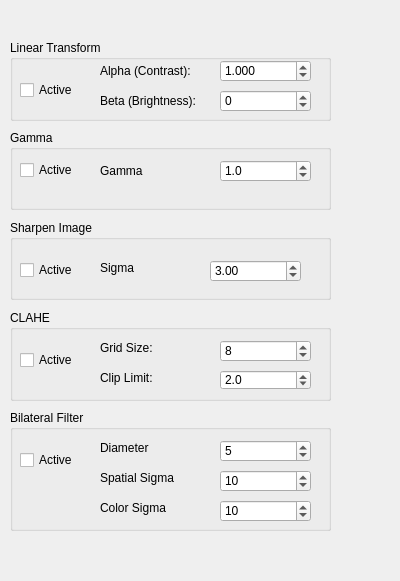
Qt form src/WhiskerToolbox/Image_Processing_Widget/Image_Processing_Widget.ui (paulmthompson/WhiskerToolbox) before a commit.
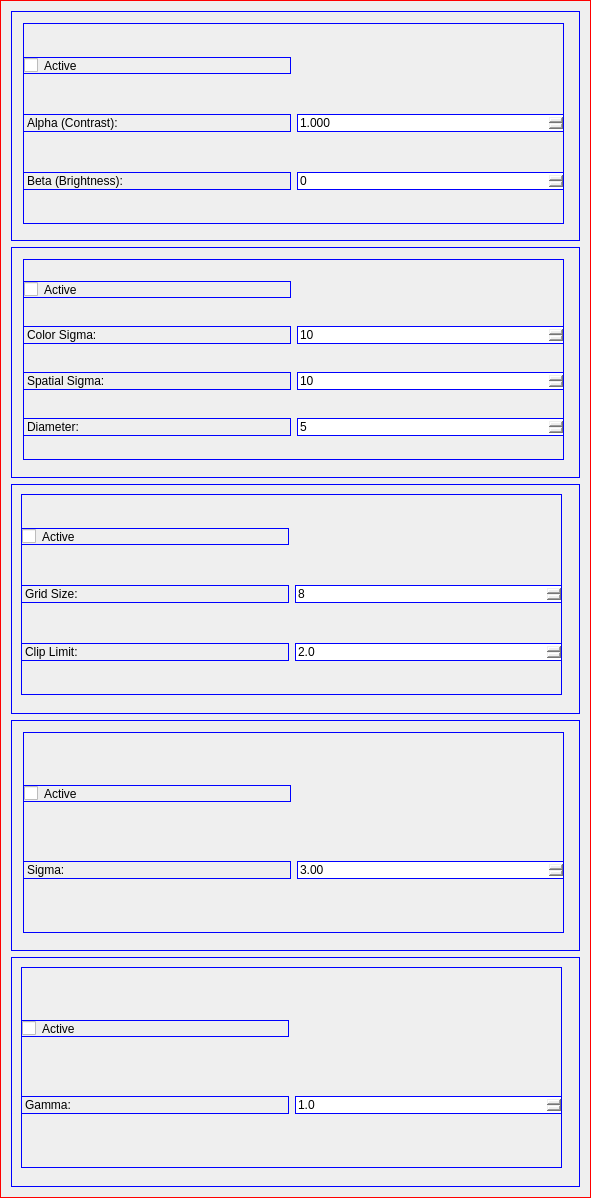
The same form after that commit. Custom widgets are drawn as their Qt base class.

Commit message: incorporating section into image processing widget

The edit to the form file:
```diff
--- a/src/WhiskerToolbox/Image_Processing_Widget/Image_Processing_Widget.ui
+++ b/src/WhiskerToolbox/Image_Processing_Widget/Image_Processing_Widget.ui
@@ -6,60 +6,104 @@
    <rect>
     <x>0</x>
     <y>0</y>
+    <width>591</width>
+    <height>1198</height>
+   </rect>
+  </property>
+  <property name="sizePolicy">
+   <sizepolicy hsizetype="Preferred" vsizetype="Preferred">
+    <horstretch>0</horstretch>
+    <verstretch>1</verstretch>
+   </sizepolicy>
+  </property>
+  <property name="minimumSize">
+   <size>
     <width>400</width>
-    <height>581</height>
-   </rect>
+    <height>675</height>
+   </size>
   </property>
   <property name="windowTitle">
    <string>Form</string>
   </property>
-  <widget class="QGroupBox" name="lin_trans_box">
+  <property name="styleSheet">
+   <string notr="true">border: 1px solid red</string>
+  </property>
+  <layout class="QVBoxLayout" name="verticalLayout" stretch="0,0,0,0,0">
+   <property name="spacing">
+    <number>-1</number>
+   </property>
+   <property name="sizeConstraint">
+    <enum>QLayout::SetMaximumSize</enum>
+   </property>
+   <item>
+    <widget class="Section" name="lin_trans_box" native="true">
+     <property name="enabled">
+      <bool>true</bool>
+     </property>
+     <property name="sizePolicy">
+      <sizepolicy hsizetype="Expanding" vsizetype="Expanding">
+       <horstretch>1</horstretch>
+       <verstretch>1</verstretch>
+      </sizepolicy>
+     </property>
+     <property name="minimumSize">
+      <size>
+       <width>0</width>
+       <height>100</height>
+      </size>
+     </property>
+     <property name="styleSheet">
+      <string notr="true">border: 1px solid blue;</string>
+     </property>
+     <widget class="QWidget" name="lin_trans_wrap" native="true">
    <property name="geometry">
     <rect>
-     <x>10</x>
-     <y>40</y>
-     <width>321</width>
-     <height>81</height>
-    </rect>
-   </property>
-   <property name="title">
-    <string>Linear Transform</string>
-   </property>
+        <x>12</x>
+        <y>12</y>
+        <width>541</width>
+        <height>201</height>
+       </rect>
+      </property>
+      <property name="sizePolicy">
+       <sizepolicy hsizetype="Expanding" vsizetype="Preferred">
+        <horstretch>0</horstretch>
+        <verstretch>0</verstretch>
+       </sizepolicy>
+      </property>
+      <layout class="QGridLayout" name="gridLayout_2">
+       <item row="1" column="0">
    <widget class="QLabel" name="alpha_label">
-    <property name="geometry">
-     <rect>
-      <x>90</x>
-      <y>20</y>
-      <width>111</width>
-      <height>21</height>
-     </rect>
-    </property>
     <property name="text">
      <string>Alpha (Contrast):</string>
     </property>
    </widget>
+       </item>
+       <item row="0" column="0">
+        <widget class="QCheckBox" name="contrast_checkbox">
+         <property name="text">
+          <string>Active</string>
+         </property>
+        </widget>
+       </item>
+       <item row="3" column="0">
    <widget class="QLabel" name="beta_label">
-    <property name="geometry">
-     <rect>
-      <x>90</x>
-      <y>50</y>
-      <width>121</width>
-      <height>21</height>
-     </rect>
-    </property>
     <property name="text">
      <string>Beta (Brightness):</string>
     </property>
    </widget>
+       </item>
+       <item row="3" column="1">
+        <widget class="QSpinBox" name="beta_spinbox">
+         <property name="minimum">
+          <number>-100000</number>
+         </property>
+         <property name="maximum">
+          <number>100000</number>
+         </property>
+        </widget>
+       </item>
+       <item row="1" column="1">
    <widget class="QDoubleSpinBox" name="alpha_dspinbox">
-    <property name="geometry">
-     <rect>
-      <x>210</x>
-      <y>20</y>
-      <width>91</width>
-      <height>22</height>
-     </rect>
-    </property>
     <property name="decimals">
      <number>3</number>
     </property>
@@ -76,141 +120,158 @@
      <double>1.000000000000000</double>
     </property>
    </widget>
-   <widget class="QSpinBox" name="beta_spinbox">
+       </item>
+      </layout>
+     </widget>
+    </widget>
+   </item>
+   <item>
+    <widget class="Section" name="bilateral_filter_box" native="true">
+     <property name="enabled">
+      <bool>true</bool>
+     </property>
+     <property name="sizePolicy">
+      <sizepolicy hsizetype="Expanding" vsizetype="Expanding">
+       <horstretch>1</horstretch>
+       <verstretch>1</verstretch>
+      </sizepolicy>
+     </property>
+     <property name="minimumSize">
+      <size>
+       <width>0</width>
+       <height>101</height>
+      </size>
+     </property>
+     <property name="styleSheet">
+      <string notr="true">border: 1px solid blue;</string>
+     </property>
+     <widget class="QWidget" name="bilateral_filter_wrap" native="true">
     <property name="geometry">
      <rect>
-      <x>210</x>
-      <y>50</y>
-      <width>91</width>
-      <height>22</height>
-     </rect>
-    </property>
-    <property name="minimum">
-     <number>-100000</number>
-    </property>
-    <property name="maximum">
-     <number>100000</number>
-    </property>
-   </widget>
-   <widget class="QCheckBox" name="contrast_checkbox">
-    <property name="geometry">
-     <rect>
-      <x>10</x>
-      <y>40</y>
-      <width>76</width>
-      <height>20</height>
-     </rect>
-    </property>
+        <x>12</x>
+        <y>12</y>
+        <width>541</width>
+        <height>201</height>
+       </rect>
+      </property>
+      <property name="sizePolicy">
+       <sizepolicy hsizetype="Expanding" vsizetype="Preferred">
+        <horstretch>0</horstretch>
+        <verstretch>0</verstretch>
+       </sizepolicy>
+      </property>
+      <layout class="QGridLayout" name="gridLayout">
+       <item row="1" column="0">
+        <widget class="QLabel" name="label_6">
+         <property name="text">
+          <string>Color Sigma:</string>
+         </property>
+        </widget>
+       </item>
+       <item row="2" column="0">
+        <widget class="QLabel" name="label_5">
+         <property name="text">
+          <string>Spatial Sigma:</string>
+         </property>
+        </widget>
+       </item>
+       <item row="0" column="0">
+        <widget class="QCheckBox" name="bilateral_checkbox">
     <property name="text">
      <string>Active</string>
     </property>
    </widget>
-  </widget>
-  <widget class="QGroupBox" name="sharpen_box">
-   <property name="geometry">
-    <rect>
-     <x>10</x>
-     <y>220</y>
-     <width>321</width>
-     <height>80</height>
-    </rect>
-   </property>
-   <property name="title">
-    <string>Sharpen Image</string>
-   </property>
-   <widget class="QDoubleSpinBox" name="sharpen_spinbox">
-    <property name="geometry">
-     <rect>
-      <x>200</x>
-      <y>40</y>
-      <width>91</width>
-      <height>22</height>
-     </rect>
-    </property>
-    <property name="minimum">
-     <double>1.000000000000000</double>
-    </property>
-    <property name="maximum">
-     <double>50.000000000000000</double>
-    </property>
+       </item>
+       <item row="3" column="0">
+        <widget class="QLabel" name="label_4">
+         <property name="text">
+          <string>Diameter:</string>
+         </property>
+        </widget>
+       </item>
+       <item row="2" column="1">
+        <widget class="QDoubleSpinBox" name="bilateral_spatial_spinbox">
+         <property name="decimals">
+          <number>0</number>
+         </property>
+         <property name="value">
+          <double>10.000000000000000</double>
+         </property>
+        </widget>
+       </item>
+       <item row="3" column="1">
+        <widget class="QSpinBox" name="bilateral_d_spinbox">
+         <property name="value">
+          <number>5</number>
+         </property>
+        </widget>
+       </item>
+       <item row="1" column="1">
+        <widget class="QDoubleSpinBox" name="bilateral_color_spinbox">
+         <property name="decimals">
+          <number>0</number>
+         </property>
     <property name="value">
-     <double>3.000000000000000</double>
-    </property>
-   </widget>
-   <widget class="QLabel" name="label">
-    <property name="geometry">
-     <rect>
-      <x>90</x>
-      <y>40</y>
-      <width>49</width>
-      <height>16</height>
-     </rect>
-    </property>
-    <property name="text">
-     <string>Sigma</string>
-    </property>
-   </widget>
-   <widget class="QCheckBox" name="sharpen_checkbox">
+          <double>10.000000000000000</double>
+         </property>
+        </widget>
+       </item>
+      </layout>
+     </widget>
+    </widget>
+   </item>
+   <item>
+    <widget class="Section" name="clahe_box" native="true">
+     <property name="sizePolicy">
+      <sizepolicy hsizetype="Expanding" vsizetype="Expanding">
+       <horstretch>1</horstretch>
+       <verstretch>1</verstretch>
+      </sizepolicy>
+     </property>
+     <property name="minimumSize">
+      <size>
+       <width>0</width>
+       <height>100</height>
+      </size>
+     </property>
+     <property name="autoFillBackground">
+      <bool>false</bool>
+     </property>
+     <property name="styleSheet">
+      <string notr="true">border: 1px solid blue;</string>
+     </property>
+     <widget class="QWidget" name="clahe_wrap" native="true">
     <property name="geometry">
      <rect>
       <x>10</x>
-      <y>40</y>
-      <width>76</width>
-      <height>20</height>
-     </rect>
-    </property>
+        <y>10</y>
+        <width>541</width>
+        <height>201</height>
+       </rect>
+      </property>
+      <property name="sizePolicy">
+       <sizepolicy hsizetype="Expanding" vsizetype="Preferred">
+        <horstretch>0</horstretch>
+        <verstretch>0</verstretch>
+       </sizepolicy>
+      </property>
+      <layout class="QGridLayout" name="gridLayout_3">
+       <item row="0" column="0">
+        <widget class="QCheckBox" name="clahe_checkbox">
     <property name="text">
      <string>Active</string>
     </property>
    </widget>
-  </widget>
-  <widget class="QGroupBox" name="clahe_box">
-   <property name="geometry">
-    <rect>
-     <x>10</x>
-     <y>310</y>
-     <width>321</width>
-     <height>91</height>
-    </rect>
-   </property>
-   <property name="title">
-    <string>CLAHE</string>
-   </property>
+       </item>
+       <item row="1" column="0">
    <widget class="QLabel" name="label_2">
-    <property name="geometry">
-     <rect>
-      <x>90</x>
-      <y>30</y>
-      <width>61</width>
-      <height>16</height>
-     </rect>
-    </property>
     <property name="text">
      <string>Grid Size:</string>
     </property>
    </widget>
-   <widget class="QLabel" name="label_3">
-    <property name="geometry">
-     <rect>
-      <x>90</x>
-      <y>60</y>
-      <width>71</width>
-      <height>16</height>
-     </rect>
-    </property>
-    <property name="text">
-     <string>Clip Limit:</string>
-    </property>
-   </widget>
+       </item>
+       <item row="2" column="1">
    <widget class="QDoubleSpinBox" name="clahe_clip_spinbox">
-    <property name="geometry">
-     <rect>
-      <x>210</x>
-      <y>60</y>
-      <width>91</width>
-      <height>20</height>
-     </rect>
-    </property>
     <property name="decimals">
      <number>1</number>
     </property>
@@ -218,208 +279,169 @@
      <double>2.000000000000000</double>
     </property>
    </widget>
+       </item>
+       <item row="1" column="1">
    <widget class="QSpinBox" name="clahe_grid_spinbox">
-    <property name="geometry">
-     <rect>
-      <x>210</x>
-      <y>30</y>
-      <width>91</width>
-      <height>22</height>
-     </rect>
-    </property>
     <property name="value">
      <number>8</number>
     </property>
    </widget>
-   <widget class="QCheckBox" name="clahe_checkbox">
-    <property name="geometry">
-     <rect>
-      <x>10</x>
-      <y>40</y>
-      <width>76</width>
-      <height>20</height>
-     </rect>
-    </property>
+       </item>
+       <item row="2" column="0">
+        <widget class="QLabel" name="label_3">
     <property name="text">
-     <string>Active</string>
-    </property>
-   </widget>
-  </widget>
-  <widget class="QGroupBox" name="bilateral_filter_box">
-   <property name="geometry">
-    <rect>
-     <x>10</x>
-     <y>410</y>
-     <width>321</width>
-     <height>121</height>
-    </rect>
-   </property>
-   <property name="title">
-    <string>Bilateral Filter</string>
-   </property>
-   <widget class="QCheckBox" name="bilateral_checkbox">
-    <property name="geometry">
-     <rect>
-      <x>10</x>
-      <y>40</y>
-      <width>76</width>
-      <height>20</height>
-     </rect>
-    </property>
-    <property name="text">
-     <string>Active</string>
-    </property>
-   </widget>
-   <widget class="QSpinBox" name="bilateral_d_spinbox">
+          <string>Clip Limit:</string>
+         </property>
+        </widget>
+       </item>
+      </layout>
+     </widget>
+    </widget>
+   </item>
+   <item>
+    <widget class="Section" name="sharpen_box" native="true">
+     <property name="sizePolicy">
+      <sizepolicy hsizetype="Expanding" vsizetype="Expanding">
+       <horstretch>1</horstretch>
+       <verstretch>1</verstretch>
+      </sizepolicy>
+     </property>
+     <property name="minimumSize">
+      <size>
+       <width>0</width>
+       <height>100</height>
+      </size>
+     </property>
+     <property name="styleSheet">
+      <string notr="true">border: 1px solid blue;</string>
+     </property>
+     <widget class="QWidget" name="sharpen_wrap" native="true">
     <property name="geometry">
      <rect>
-      <x>210</x>
-      <y>30</y>
-      <width>91</width>
-      <height>22</height>
-     </rect>
-    </property>
-    <property name="value">
-     <number>5</number>
-    </property>
-   </widget>
-   <widget class="QLabel" name="label_4">
-    <property name="geometry">
-     <rect>
-      <x>90</x>
-      <y>30</y>
-      <width>61</width>
-      <height>16</height>
-     </rect>
-    </property>
+        <x>12</x>
+        <y>12</y>
+        <width>541</width>
+        <height>201</height>
+       </rect>
+      </property>
+      <property name="sizePolicy">
+       <sizepolicy hsizetype="Expanding" vsizetype="Preferred">
+        <horstretch>0</horstretch>
+        <verstretch>0</verstretch>
+       </sizepolicy>
+      </property>
+      <layout class="QGridLayout" name="gridLayout_4">
+       <item row="0" column="0">
+        <widget class="QCheckBox" name="sharpen_checkbox">
     <property name="text">
-     <string>Diameter</string>
-    </property>
-   </widget>
-   <widget class="QLabel" name="label_5">
-    <property name="geometry">
-     <rect>
-      <x>90</x>
-      <y>60</y>
-      <width>91</width>
-      <height>16</height>
-     </rect>
-    </property>
+          <string>Active</string>
+         </property>
+        </widget>
+       </item>
+       <item row="1" column="0">
+        <widget class="QLabel" name="label">
     <property name="text">
-     <string>Spatial Sigma</string>
-    </property>
-   </widget>
-   <widget class="QLabel" name="label_6">
-    <property name="geometry">
-     <rect>
-      <x>90</x>
-      <y>90</y>
-      <width>91</width>
-      <height>16</height>
-     </rect>
-    </property>
-    <property name="text">
-     <string>Color Sigma</string>
-    </property>
-   </widget>
-   <widget class="QDoubleSpinBox" name="bilateral_spatial_spinbox">
-    <property name="geometry">
-     <rect>
-      <x>210</x>
-      <y>60</y>
-      <width>91</width>
-      <height>22</height>
-     </rect>
-    </property>
-    <property name="decimals">
-     <number>0</number>
-    </property>
+          <string>Sigma:</string>
+         </property>
+        </widget>
+       </item>
+       <item row="1" column="1">
+        <widget class="QDoubleSpinBox" name="sharpen_spinbox">
+         <property name="minimum">
+          <double>1.000000000000000</double>
+         </property>
+         <property name="maximum">
+          <double>50.000000000000000</double>
+         </property>
     <property name="value">
-     <double>10.000000000000000</double>
-    </property>
-   </widget>
-   <widget class="QDoubleSpinBox" name="bilateral_color_spinbox">
-    <property name="geometry">
-     <rect>
-      <x>210</x>
-      <y>90</y>
-      <width>91</width>
-      <height>22</height>
-     </rect>
-    </property>
-    <property name="decimals">
-     <number>0</number>
-    </property>
-    <property name="value">
-     <double>10.000000000000000</double>
-    </property>
-   </widget>
-  </widget>
-  <widget class="QGroupBox" name="gamma_box">
+          <double>3.000000000000000</double>
+         </property>
+        </widget>
+       </item>
+      </layout>
+     </widget>
+    </widget>
+   </item>
+   <item>
+    <widget class="Section" name="gamma_box" native="true">
+     <property name="sizePolicy">
+      <sizepolicy hsizetype="Expanding" vsizetype="Expanding">
+       <horstretch>1</horstretch>
+       <verstretch>1</verstretch>
+      </sizepolicy>
+     </property>
+     <property name="minimumSize">
+      <size>
+       <width>0</width>
+       <height>100</height>
+      </size>
+     </property>
+     <property name="styleSheet">
+      <string notr="true">border: 1px solid blue;</string>
+     </property>
+     <widget class="QWidget" name="gamma_wrap" native="true">
    <property name="geometry">
     <rect>
      <x>10</x>
-     <y>130</y>
-     <width>321</width>
-     <height>80</height>
-    </rect>
-   </property>
-   <property name="title">
-    <string>Gamma</string>
-   </property>
+        <y>10</y>
+        <width>541</width>
+        <height>201</height>
+       </rect>
+      </property>
+      <property name="sizePolicy">
+       <sizepolicy hsizetype="Expanding" vsizetype="Preferred">
+        <horstretch>0</horstretch>
+        <verstretch>0</verstretch>
+       </sizepolicy>
+      </property>
+      <layout class="QGridLayout" name="gridLayout_5">
+       <item row="0" column="0">
    <widget class="QCheckBox" name="gamma_checkbox">
-    <property name="geometry">
-     <rect>
-      <x>10</x>
-      <y>30</y>
-      <width>76</width>
-      <height>20</height>
-     </rect>
-    </property>
     <property name="text">
      <string>Active</string>
     </property>
    </widget>
-   <widget class="QDoubleSpinBox" name="gamma_dspinbox">
-    <property name="geometry">
-     <rect>
-      <x>210</x>
-      <y>30</y>
-      <width>91</width>
-      <height>22</height>
-     </rect>
-    </property>
-    <property name="decimals">
-     <number>1</number>
-    </property>
-    <property name="minimum">
-     <double>0.100000000000000</double>
-    </property>
-    <property name="maximum">
-     <double>10.000000000000000</double>
-    </property>
-    <property name="singleStep">
-     <double>0.100000000000000</double>
-    </property>
-    <property name="value">
-     <double>1.000000000000000</double>
-    </property>
-   </widget>
+       </item>
+       <item row="1" column="0">
    <widget class="QLabel" name="gamma_label">
-    <property name="geometry">
-     <rect>
-      <x>90</x>
-      <y>30</y>
-      <width>121</width>
-      <height>21</height>
-     </rect>
-    </property>
     <property name="text">
-     <string>Gamma</string>
-    </property>
-   </widget>
-  </widget>
- </widget>
+          <string>Gamma:</string>
+         </property>
+        </widget>
+       </item>
+       <item row="1" column="1">
+        <widget class="QDoubleSpinBox" name="gamma_dspinbox">
+         <property name="decimals">
+          <number>1</number>
+         </property>
+         <property name="minimum">
+          <double>0.100000000000000</double>
+         </property>
+         <property name="maximum">
+          <double>10.000000000000000</double>
+         </property>
+         <property name="singleStep">
+          <double>0.100000000000000</double>
+         </property>
+         <property name="value">
+          <double>1.000000000000000</double>
+         </property>
+        </widget>
+       </item>
+      </layout>
+     </widget>
+    </widget>
+   </item>
+  </layout>
+ </widget>
+ <customwidgets>
+  <customwidget>
+   <class>Section</class>
+   <extends>QWidget</extends>
+   <header>Collapsible_Widget/Section.hpp</header>
+   <container>1</container>
+  </customwidget>
+ </customwidgets>
  <resources/>
  <connections/>
 </ui>
```
Lines whose indentation alone changed are shown as unchanged.
